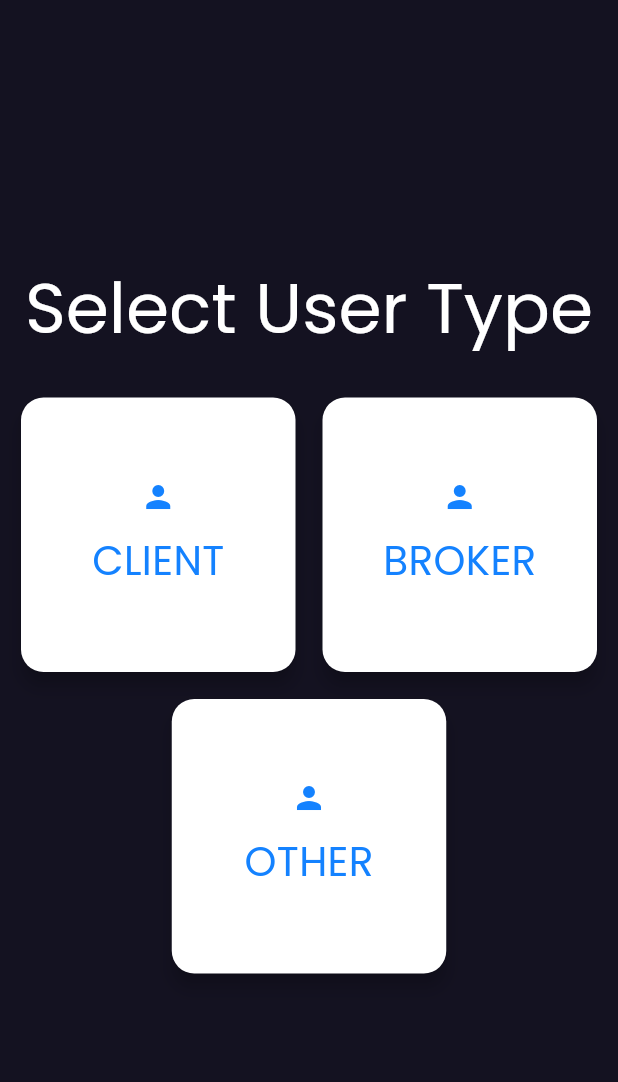
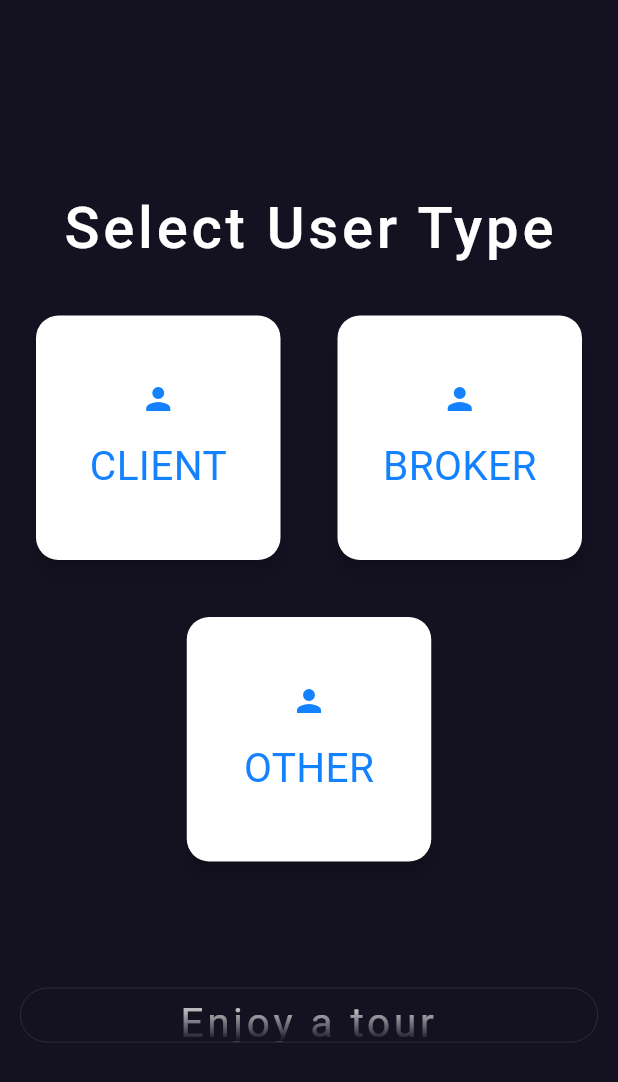
Before and after one commit to AhmedAbdEllatiif/remax_mapstate, a Flutter app: the screen it shows after launch, on a phone screen of 412 x 824 dp. Shown: the top 1082 px of the screen. Run offline on Flutter 3.47's test engine with Material 2 defaults, Android fonts, the light colour scheme and no system bars; our stand-ins replace bloc, cached_network_image, dartz, dots_indicator, equatable, flutter_bloc and 7 more; accounts and stored records are empty; network calls fail; Roboto replaces fonts that are missing (Cairo).

Commit message:
progress on choose userTypr

```diff
--- a/assets/languages/ar.json
+++ b/assets/languages/ar.json
@@ -30,6 +30,8 @@
   "residential": "سكنى",
   "commercial": "تجارى",
   "logout": "تسجيل خروج",
+  "enjoyATour": "استمتع بجولة",
+  "selectUserType": "حدد المستخدم",
 
 
   "arabic": "العربية",
--- a/assets/languages/en.json
+++ b/assets/languages/en.json
@@ -33,6 +33,8 @@
   "residential": "Residential",
   "commercial": "Commercial",
   "logout": "Logout",
+  "enjoyATour": "Enjoy a tour",
+  "selectUserType": "Select User Type",
 
 
   "arabic": "العربية",
--- a/lib/common/constants/translate_constatns.dart
+++ b/lib/common/constants/translate_constatns.dart
@@ -36,6 +36,8 @@ class TranslateConstants{
   static const String findByArea = 'findByArea';
   static const String residential = 'residential';
   static const String commercial = 'commercial';
+  static const String enjoyATour = 'enjoyATour';
+  static const String selectUserType = 'selectUserType';
   static const String test = 'test';
 
 }
--- a/lib/presentation/journeys/project_details/project_details_screen.dart
+++ b/lib/presentation/journeys/project_details/project_details_screen.dart
@@ -15,7 +15,7 @@ import 'package:remax_mapstate/presentation/journeys/project_details/project_ima
 import 'package:remax_mapstate/presentation/journeys/project_details/project_section.dart';
 import 'package:remax_mapstate/presentation/journeys/project_details/services.dart';
 import 'package:remax_mapstate/presentation/journeys/project_details/starting_price_section.dart';
-import 'package:remax_mapstate/presentation/journeys/project_details/app_button.dart';
+import 'package:remax_mapstate/presentation/widgets/app_button.dart';
 import 'package:remax_mapstate/presentation/themes/theme_color.dart';
 import 'package:remax_mapstate/presentation/themes/theme_text.dart';
 import 'package:remax_mapstate/router/app_router.dart';
--- /dev/null
+++ b/lib/presentation/journeys/start_app/choose_user_type/choose_user_list_widget.dart
@@ -0,0 +1,50 @@
+import 'package:flutter/material.dart';
+import 'package:remax_mapstate/presentation/journeys/start_app/choose_user_type/user_type_card.dart';
+
+import '../../../../common/enums/user_types.dart';
+import '../../../../domain/entities/current_user.dart';
+
+class ChooseUserListWidget extends StatelessWidget {
+
+   ChooseUserListWidget({Key? key}) : super(key: key);
+
+  final double runSpacing = 30;
+  final double spacing = 30;
+  final int listSize = 3;
+  final columns = 2;
+
+  //final usersList = ['client', 'Ambassador', 'Broker'];
+  final usersList = [UserType.client, UserType.broker, UserType.other];
+
+  @override
+  Widget build(BuildContext context) {
+    final w = (MediaQuery.of(context).size.width - runSpacing * (columns - 1)) /
+        columns;
+    return Center(
+      child: SingleChildScrollView(
+        child: Wrap(
+          runSpacing: runSpacing,
+          spacing: spacing,
+          //alignment: WrapAlignment.center,
+          alignment: WrapAlignment.spaceAround,
+          children: List.generate(
+            listSize,
+                (index) {
+              return SizedBox(
+                //margin: EdgeInsets.symmetric(horizontal: 2),
+                width: w - 20,
+                height: w - 20,
+                //color: Colors.green[200],
+                child: UserTypeCard(
+                  currentUserEntity: CurrentUserEntity(
+                    currentUserStr: usersList[index].toShortString(),
+                  ),
+                ),
+              );
+            },
+          ),
+        ),
+      ),
+    );
+  }
+}
--- a/lib/presentation/journeys/start_app/choose_user_type/choose_user_screen.dart
+++ b/lib/presentation/journeys/start_app/choose_user_type/choose_user_screen.dart
@@ -1,11 +1,13 @@
 import 'package:flutter/material.dart';
-import 'package:remax_mapstate/common/enums/user_types.dart';
-import 'package:remax_mapstate/domain/entities/current_user.dart';
-import 'package:remax_mapstate/presentation/journeys/start_app/choose_user_type/user_type_card.dart';
-import 'package:remax_mapstate/presentation/themes/theme_color.dart';
+import 'package:remax_mapstate/common/constants/translate_constatns.dart';
+import 'package:remax_mapstate/common/extensions/size_extensions.dart';
+import 'package:remax_mapstate/common/extensions/string_extensions.dart';
+import 'package:remax_mapstate/presentation/journeys/start_app/choose_user_type/take_a_tour_button.dart';
 import 'package:remax_mapstate/presentation/themes/theme_text.dart';
 
-import '../../../../router/app_router.dart';
+import '../../../../common/constants/sizes.dart';
+import '../../../../common/screen_utils/screen_util.dart';
+import 'choose_user_list_widget.dart';
 
 class ChooseUserScreen extends StatelessWidget {
   const ChooseUserScreen({Key? key}) : super(key: key);
@@ -27,17 +29,36 @@ class ChooseUserScreen extends StatelessWidget {
                 ),
               ),
             ),*/
+
+
+
             Column(
               mainAxisAlignment: MainAxisAlignment.center,
               children: [
-                Text(
-                  "Select User Type",
-                  style: Theme.of(context).textTheme.headline5,
+
+                /// text select userType
+                Container(
+                  margin: EdgeInsets.only(bottom: Sizes.dimen_16.h),
+                  child: Text(
+                    TranslateConstants.selectUserType.t(context),
+                    style: Theme.of(context).textTheme.whiteSpacingHeadLine6,
+                  ),
                 ),
-                const SizedBox(
-                  height: 20,
+
+                /// list of userTypes
+                ChooseUserListWidget(),
+
+                /// button take a tour
+                Container(
+                  margin: EdgeInsets.only(top: Sizes.dimen_40.h),
+                  height: Sizes.dimen_18.h,
+                  width: ScreenUtil.screenWidth * 0.5 - 15,
+                  decoration: BoxDecoration(
+                      borderRadius: BorderRadius.all(Radius.circular(Sizes.dimen_16.w)),
+                      border: Border.all(color: Colors.white70,width: 0.1)
+                  ),
+                  child: const TakeATourButton(),
                 ),
-                AlignedGrid(),
               ],
             ),
           ],
@@ -46,141 +67,3 @@ class ChooseUserScreen extends StatelessWidget {
     );
   }
 }
-
-class AlignedGrid extends StatelessWidget {
-  AlignedGrid({Key? key}) : super(key: key);
-
-  final double runSpacing = 10;
-  final double spacing = 10;
-  final int listSize = 3;
-  final columns = 2;
-
-  //final usersList = ['client', 'Ambassador', 'Broker'];
-  final usersList = [UserType.client, UserType.broker, UserType.other];
-
-  void _navigateToNextScreen(context) {
-    Navigator.of(context).pushNamed(AppRouter.mainScreen);
-  }
-
-  @override
-  Widget build(BuildContext context) {
-    final w = (MediaQuery.of(context).size.width - runSpacing * (columns - 1)) /
-        columns;
-    return Center(
-      child: SingleChildScrollView(
-        child: Wrap(
-          runSpacing: runSpacing,
-          spacing: spacing,
-          //alignment: WrapAlignment.center,
-          alignment: WrapAlignment.spaceAround,
-          children: List.generate(listSize, (index) {
-            return SizedBox(
-              //margin: EdgeInsets.symmetric(horizontal: 2),
-              width: w - 10,
-              height: w - 10,
-              //color: Colors.green[200],
-              child: UserTypeCard(
-                currentUserEntity: CurrentUserEntity(
-                  currentUserStr: usersList[index].toShortString(),
-                ),
-              ),
-            );
-          }),
-        ),
-      ),
-    );
-  }
-}
-
-/* child: GridView.count(
-
-          crossAxisCount: 3,
-         // childAspectRatio: .5,
-          //shrinkWrap: true,
-          children: [
-            Container(
-              height: double.infinity,
-              child: Card(
-                child: Center(child: Text('User')),
-                elevation: 5,
-              ),
-            ),
-            Container(
-              height: double.infinity,
-              child: Card(
-                child: Center(child: Text('User')),
-                elevation: 5,
-              ),
-            ),
-
-            Container(
-              height: double.infinity,
-              child: Card(
-                child: Center(child: Text('User')),
-                elevation: 5,
-              ),
-            ),
-          ],
-        ),*/
-
-/*Column(
-          mainAxisAlignment: MainAxisAlignment.center,
-          children:  [
-            Center(
-              child: Text("Select User",style: TextStyles.mainPageTitle,),
-            ),
-
-            GridView.count(crossAxisCount: 2,
-            childAspectRatio: .5,
-            children: [
-              Container(
-                height: double.infinity,
-                child: Card(
-                  child: Center(child: Text('User')),
-                  elevation: 5,
-                ),
-
-
-              ),
-              Container(
-                height: double.infinity,
-                child: Card(
-                  child: Center(child: Text('User')),
-                  elevation: 5,
-                ),
-
-
-              )
-            ],
-            )
-
-            /*Container(
-              height: 150,
-              padding: EdgeInsets.symmetric(horizontal: 20,vertical: 10),
-              child: Row(
-                mainAxisAlignment: MainAxisAlignment.spaceEvenly,
-                children: [
-                  Expanded(
-                    child: Container(
-                      height: double.infinity,
-                      child: Card(
-                        child: Center(child: Text('User')),
-                        elevation: 5,
-                      ),
-                    ),
-                  ),
-                  Expanded(
-                    child: Container(
-                      height: double.infinity,
-                      child: Card(
-
-                        child: Center(child: Text('Ambassador')),
-                        elevation: 5,
-                      ),
-                    ),
-                  )
-                ],
-              ),
-            )*/
-          ],
-        )*/
--- /dev/null
+++ b/lib/presentation/journeys/start_app/choose_user_type/take_a_tour_button.dart
@@ -0,0 +1,48 @@
+import 'package:flutter/material.dart';
+import 'package:flutter_bloc/flutter_bloc.dart';
+import 'package:remax_mapstate/common/extensions/size_extensions.dart';
+import 'package:remax_mapstate/common/extensions/string_extensions.dart';
+import 'package:remax_mapstate/presentation/themes/theme_text.dart';
+
+import '../../../../common/constants/sizes.dart';
+import '../../../../common/constants/translate_constatns.dart';
+import '../../../../common/enums/user_types.dart';
+import '../../../../domain/entities/current_user.dart';
+import '../../../../router/app_router.dart';
+import '../../../cubit/current_user/current_user_cubit.dart';
+
+class TakeATourButton extends StatelessWidget {
+  const TakeATourButton({Key? key}) : super(key: key);
+
+  @override
+  Widget build(BuildContext context) {
+    return TextButton(
+      onPressed: () async {
+        await _updateCurrentUser(context);
+        _navigateToMainScreen(context);
+      },
+      style: ButtonStyle(
+        shape: MaterialStateProperty.all(RoundedRectangleBorder(
+            borderRadius: BorderRadius.circular(Sizes.dimen_16.w))),
+      ),
+      child: Text(
+        TranslateConstants.enjoyATour.t(context),
+        maxLines: 1,
+        textAlign: TextAlign.center,
+        style: Theme.of(context).textTheme.takeATourText,
+      ),
+    );
+  }
+
+  /// update currentUser
+  Future<void> _updateCurrentUser(BuildContext context) async {
+    BlocProvider.of<CurrentUserCubit>(context).changeUser(
+        CurrentUserEntity(currentUserStr: UserType.tour.toShortString()));
+  }
+
+  /// navigate to MainScreen
+  void _navigateToMainScreen(BuildContext context) async {
+    Navigator.pushNamedAndRemoveUntil(
+        context, AppRouter.mainScreen, (routePredicate) => false);
+  }
+}
```
Also changed, not shown: lib/presentation/themes/theme_text.dart (+25 -18 lines), lib/presentation/widgets/app_button.dart (renamed from lib/presentation/journeys/project_details/app_button.dart).
